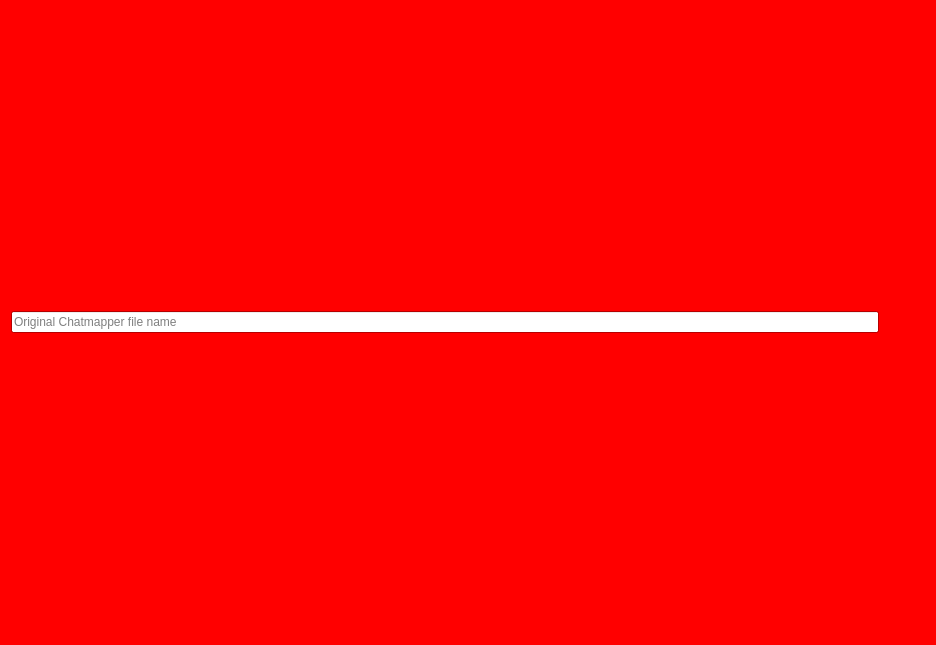
Before: the Qt Designer form src/CustomWidgets/ChatmapperExport.ui in nazhor/CapazoEngineDialogueTool, drawn with Qt 5.
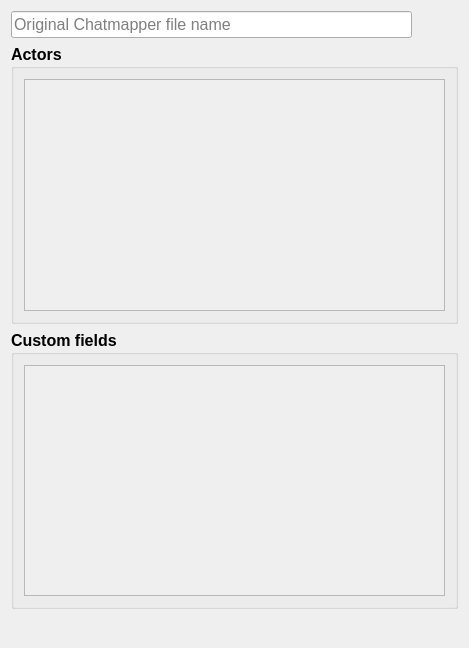
After: the same form once the commit is applied. Icons and pictures are not drawn.

Commit message: Updated layout. Added data classes

Patch:
```diff
--- a/src/CustomWidgets/ChatmapperExport.ui
+++ b/src/CustomWidgets/ChatmapperExport.ui
@@ -6,8 +6,8 @@
    <rect>
     <x>0</x>
     <y>0</y>
-    <width>936</width>
-    <height>645</height>
+    <width>469</width>
+    <height>648</height>
    </rect>
   </property>
   <property name="minimumSize">
@@ -16,96 +16,18 @@
     <height>0</height>
    </size>
   </property>
-  <property name="palette">
-   <palette>
-    <active>
-     <colorrole role="Base">
-      <brush brushstyle="SolidPattern">
-       <color alpha="255">
-        <red>255</red>
-        <green>255</green>
-        <blue>255</blue>
-       </color>
-      </brush>
-     </colorrole>
-     <colorrole role="Window">
-      <brush brushstyle="SolidPattern">
-       <color alpha="255">
-        <red>255</red>
-        <green>0</green>
-        <blue>0</blue>
-       </color>
-      </brush>
-     </colorrole>
-    </active>
-    <inactive>
-     <colorrole role="Base">
-      <brush brushstyle="SolidPattern">
-       <color alpha="255">
-        <red>255</red>
-        <green>255</green>
-        <blue>255</blue>
-       </color>
-      </brush>
-     </colorrole>
-     <colorrole role="Window">
-      <brush brushstyle="SolidPattern">
-       <color alpha="255">
-        <red>255</red>
-        <green>0</green>
-        <blue>0</blue>
-       </color>
-      </brush>
-     </colorrole>
-    </inactive>
-    <disabled>
-     <colorrole role="Base">
-      <brush brushstyle="SolidPattern">
-       <color alpha="255">
-        <red>255</red>
-        <green>0</green>
-        <blue>0</blue>
-       </color>
-      </brush>
-     </colorrole>
-     <colorrole role="Window">
-      <brush brushstyle="SolidPattern">
-       <color alpha="255">
-        <red>255</red>
-        <green>0</green>
-        <blue>0</blue>
-       </color>
-      </brush>
-     </colorrole>
-    </disabled>
-   </palette>
-  </property>
   <property name="windowTitle">
    <string>Form</string>
   </property>
   <layout class="QGridLayout" name="gridLayout">
-   <item row="0" column="1">
-    <widget class="QPushButton" name="pushButton">
-     <property name="text">
-      <string/>
-     </property>
-     <property name="icon">
-      <iconset resource="../../res/resources.qrc">
-       <normaloff>:/images/find.png</normaloff>:/images/find.png</iconset>
-     </property>
-     <property name="iconSize">
-      <size>
-       <width>50</width>
-       <height>50</height>
-      </size>
-     </property>
-     <property name="flat">
-      <bool>true</bool>
-     </property>
-    </widget>
-   </item>
    <item row="0" column="0">
-    <widget class="QLineEdit" name="lineEdit">
+    <widget class="QLineEdit" name="lineEdit_json_file">
+     <property name="font">
+      <font>
+       <family>Arial</family>
+       <pointsize>12</pointsize>
+      </font>
+     </property>
      <property name="readOnly">
       <bool>true</bool>
      </property>
@@ -114,6 +36,164 @@
      </property>
     </widget>
    </item>
+   <item row="2" column="0" colspan="2">
+    <widget class="QGroupBox" name="groupBox_custom_fields">
+     <property name="font">
+      <font>
+       <family>Arial</family>
+       <pointsize>12</pointsize>
+       <weight>75</weight>
+       <bold>true</bold>
+      </font>
+     </property>
+     <property name="title">
+      <string>Custom fields</string>
+     </property>
+     <property name="flat">
+      <bool>false</bool>
+     </property>
+     <property name="checkable">
+      <bool>false</bool>
+     </property>
+     <layout class="QHBoxLayout" name="horizontalLayout">
+      <property name="spacing">
+       <number>5</number>
+      </property>
+      <property name="leftMargin">
+       <number>10</number>
+      </property>
+      <property name="topMargin">
+       <number>10</number>
+      </property>
+      <property name="rightMargin">
+       <number>10</number>
+      </property>
+      <property name="bottomMargin">
+       <number>10</number>
+      </property>
+      <item>
+       <widget class="QScrollArea" name="scrollArea_custom_fields">
+        <property name="widgetResizable">
+         <bool>true</bool>
+        </property>
+        <widget class="QWidget" name="scrollAreaWidgetContents_custom_fields">
+         <property name="geometry">
+          <rect>
+           <x>0</x>
+           <y>0</y>
+           <width>423</width>
+           <height>177</height>
+          </rect>
+         </property>
+         <layout class="QVBoxLayout" name="verticalLayout_2"/>
+        </widget>
+       </widget>
+      </item>
+     </layout>
+    </widget>
+   </item>
+   <item row="3" column="0" colspan="2" alignment="Qt::AlignHCenter">
+    <widget class="QPushButton" name="pushButton_export_json">
+     <property name="sizePolicy">
+      <sizepolicy hsizetype="Maximum" vsizetype="Fixed">
+       <horstretch>0</horstretch>
+       <verstretch>0</verstretch>
+      </sizepolicy>
+     </property>
+     <property name="toolTip">
+      <string>Export file</string>
+     </property>
+     <property name="text">
+      <string/>
+     </property>
+     <property name="icon">
+      <iconset resource="../../res/resources.qrc">
+       <normaloff>:/images/save.png</normaloff>:/images/save.png</iconset>
+     </property>
+     <property name="iconSize">
+      <size>
+       <width>100</width>
+       <height>100</height>
+      </size>
+     </property>
+     <property name="flat">
+      <bool>true</bool>
+     </property>
+    </widget>
+   </item>
+   <item row="1" column="0" colspan="2">
+    <widget class="QGroupBox" name="groupBox_actors">
+     <property name="font">
+      <font>
+       <family>Arial</family>
+       <pointsize>12</pointsize>
+       <weight>75</weight>
+       <bold>true</bold>
+      </font>
+     </property>
+     <property name="title">
+      <string>Actors</string>
+     </property>
+     <layout class="QHBoxLayout" name="horizontalLayout_2">
+      <property name="spacing">
+       <number>5</number>
+      </property>
+      <property name="leftMargin">
+       <number>10</number>
+      </property>
+      <property name="topMargin">
+       <number>10</number>
+      </property>
+      <property name="rightMargin">
+       <number>10</number>
+      </property>
+      <property name="bottomMargin">
+       <number>10</number>
+      </property>
+      <item>
+       <widget class="QScrollArea" name="scrollArea_actors">
+        <property name="widgetResizable">
+         <bool>true</bool>
+        </property>
+        <widget class="QWidget" name="scrollAreaWidgetContents_actors">
+         <property name="geometry">
+          <rect>
+           <x>0</x>
+           <y>0</y>
+           <width>423</width>
+           <height>177</height>
+          </rect>
+         </property>
+         <layout class="QVBoxLayout" name="verticalLayout"/>
+        </widget>
+       </widget>
+      </item>
+     </layout>
+    </widget>
+   </item>
+   <item row="0" column="1">
+    <widget class="QPushButton" name="pushButton_browser_file">
+     <property name="toolTip">
+      <string>Search file</string>
+     </property>
+     <property name="text">
+      <string/>
+     </property>
+     <property name="icon">
+      <iconset resource="../../res/resources.qrc">
+       <normaloff>:/images/find.png</normaloff>:/images/find.png</iconset>
+     </property>
+     <property name="iconSize">
+      <size>
+       <width>50</width>
+       <height>50</height>
+      </size>
+     </property>
+     <property name="flat">
+      <bool>true</bool>
+     </property>
+    </widget>
+   </item>
   </layout>
  </widget>
  <resources>
```
The commit also changes 15 other files.
